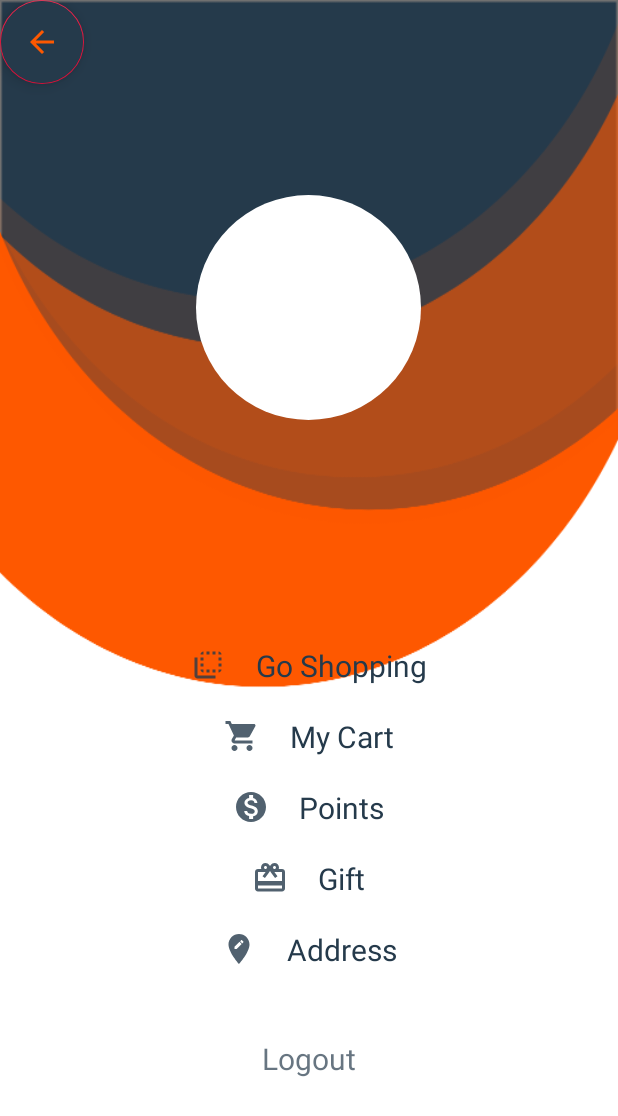
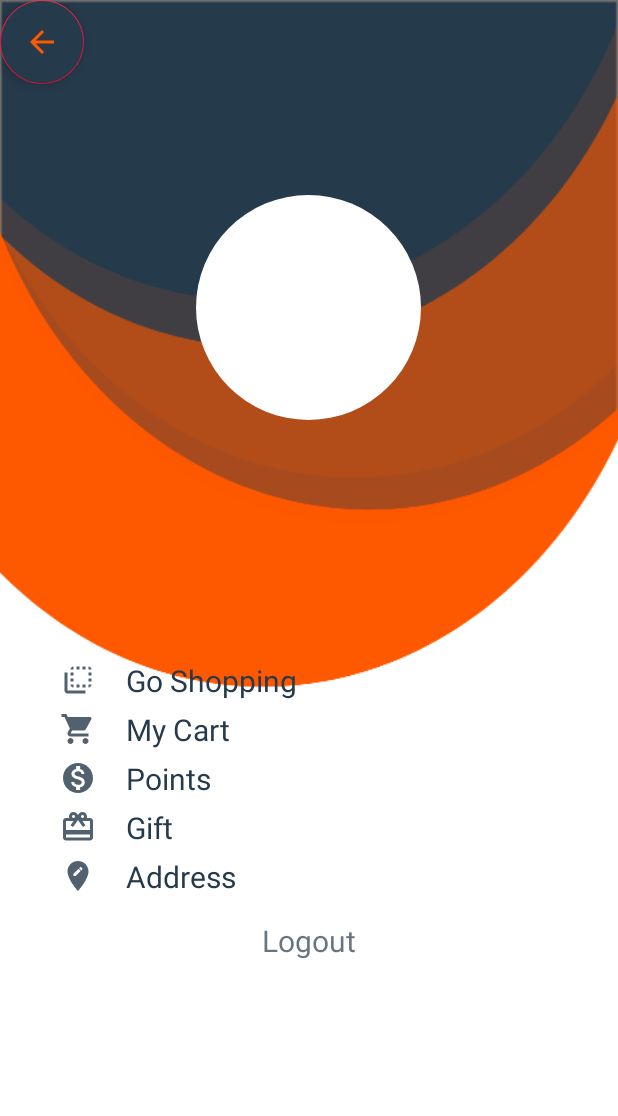
Before and after one commit to sridhar051/Nudle-Android, an Android app: the ProfilePageActivity screen opened directly, with no data from a screen before it, on a phone screen of 412 x 824 dp. Shown: the top 1116 px of the screen. Run offline under Robolectric (Android 15) with nearby library versions, the phone set to English and light mode, and no system bars; our stand-ins replace CircleImageView.

Commit message:
Modified layout

```diff
--- a/app/src/main/res/layout/activity_profile_page.xml
+++ b/app/src/main/res/layout/activity_profile_page.xml
@@ -4,160 +4,111 @@
     xmlns:tools="http://schemas.android.com/tools"
     android:layout_width="match_parent"
     android:layout_height="match_parent"
-    tools:context=".ProfilePageActivity"
     android:background="@drawable/background"
     android:orientation="vertical"
+    tools:context=".ProfilePageActivity"
 
     >
 
     <com.google.android.material.floatingactionbutton.FloatingActionButton
+        android:id="@+id/profile_back"
         android:layout_width="wrap_content"
         android:layout_height="wrap_content"
-        android:src="@drawable/back_profile"
         android:backgroundTint="#253a4b"
-        android:id="@+id/profile_back"
         android:outlineAmbientShadowColor="#000000"
-        android:outlineSpotShadowColor="#000000"/>
+        android:outlineSpotShadowColor="#000000"
+        android:src="@drawable/back_profile" />
 
-    <ScrollView
-        android:layout_width="fill_parent"
-        android:layout_height="fill_parent" >
-        <RelativeLayout
+
+    <de.hdodenhof.circleimageview.CircleImageView
+        android:id="@+id/user_profile_pic"
+        android:layout_width="150dp"
+        android:layout_height="150dp"
+        android:layout_alignParentTop="true"
+        android:layout_centerHorizontal="true"
+        android:layout_marginTop="130dp"
+        android:src="@color/default_user_icon_background" />
+
+    <LinearLayout
+        android:layout_width="match_parent"
+        android:layout_height="wrap_content"
+        android:layout_below="@+id/user_profile_pic"
+        android:layout_marginTop="140dp"
+        android:layout_marginLeft="20dp"
+        android:layout_marginRight="20dp"
+        android:padding="20dp"
+        android:layout_alignParentEnd="true"
+        android:layout_alignParentStart="true"
+        android:orientation="vertical">
+
+        <TextView
+            android:id="@+id/profile_shopping"
             android:layout_width="match_parent"
             android:layout_height="wrap_content"
-            android:scrollbars="vertical"
-            android:verticalScrollbarPosition="right">
+            android:layout_marginBottom="5dp"
+            android:drawableStart="@drawable/back_shopping"
+            android:drawablePadding="20dp"
+            android:text="Go Shopping"
+            android:textColor="#253a4b"
+            android:textSize="20dp" />
 
-            <de.hdodenhof.circleimageview.CircleImageView
-                android:layout_width="150dp"
-                android:layout_height="150dp"
-                android:src="@color/default_user_icon_background"
-                android:layout_centerHorizontal="true"
-                android:layout_alignParentTop="true"
-                android:layout_marginTop="130dp"
-                android:id="@+id/user_profile_pic"
-                />
+        <TextView
+            android:id="@+id/profile_cart"
+            android:layout_width="match_parent"
+            android:layout_height="wrap_content"
+            android:layout_marginBottom="5dp"
+            android:drawableStart="@drawable/cart"
+            android:drawablePadding="20dp"
+            android:text="My Cart"
+            android:textColor="#253a4b"
+            android:textSize="20dp" />
 
 
-            <RelativeLayout
-                android:layout_width="match_parent"
-                android:layout_height="wrap_content"
-                android:id="@+id/op1"
-                android:layout_marginTop="150dp"
-                android:layout_below="@+id/user_profile_pic">
+        <TextView
+            android:id="@+id/profile_points"
+            android:layout_width="match_parent"
+            android:layout_height="wrap_content"
+            android:layout_marginBottom="5dp"
+            android:drawableStart="@drawable/points"
+            android:drawablePadding="20dp"
+            android:text="Points"
+            android:textColor="#253a4b"
+            android:textSize="20dp" />
 
-                <TextView
-                    android:layout_width="wrap_content"
-                    android:layout_height="wrap_content"
-                    android:text="Go Shopping"
-                    android:textColor="#253a4b"
-                    android:textSize="20dp"
-                    android:id="@+id/profile_shopping"
-                    android:layout_centerHorizontal="true"
-                    android:drawableLeft="@drawable/back_shopping"
-                    android:drawablePadding="20dp"/>
+        <TextView
+            android:id="@+id/profile_gifts"
+            android:layout_width="match_parent"
+            android:layout_height="wrap_content"
+            android:layout_marginBottom="5dp"
+            android:drawableStart="@drawable/gitfs"
+            android:drawablePadding="20dp"
+            android:text="Gift"
+            android:textColor="#253a4b"
+            android:textSize="20dp" />
 
-            </RelativeLayout>
-            <RelativeLayout
-                android:layout_width="match_parent"
-                android:layout_height="wrap_content"
-                android:layout_below="@+id/op1"
-                android:id="@+id/op2"
-                android:layout_marginTop="20dp">
+        <TextView
+            android:id="@+id/profile_address"
+            android:layout_width="match_parent"
+            android:layout_height="wrap_content"
+            android:layout_marginBottom="15dp"
+            android:drawableStart="@drawable/location"
+            android:drawablePadding="20dp"
+            android:text="Address"
+            android:textColor="#253a4b"
+            android:textSize="20dp" />
 
-                <TextView
-                    android:layout_width="wrap_content"
-                    android:layout_height="wrap_content"
-                    android:text="My Cart"
-                    android:textColor="#253a4b"
-                    android:textSize="20dp"
-                    android:id="@+id/profile_cart"
-                    android:layout_centerHorizontal="true"
-                    android:drawableLeft="@drawable/cart"
-                    android:drawablePadding="20dp"
-                    />
-
-            </RelativeLayout>
-            <RelativeLayout
-                android:layout_width="match_parent"
-                android:layout_height="wrap_content"
-                android:layout_below="@+id/op2"
-                android:id="@+id/op3"
-                android:layout_marginTop="20dp">
-
-                <TextView
-                    android:layout_width="wrap_content"
-                    android:layout_height="wrap_content"
-                    android:text="Points"
-                    android:textColor="#253a4b"
-                    android:textSize="20dp"
-                    android:id="@+id/profile_points"
-                    android:layout_centerHorizontal="true"
-                    android:drawableLeft="@drawable/points"
-                    android:drawablePadding="20dp"
-                    />
-            </RelativeLayout>
-            <RelativeLayout
-                android:layout_width="match_parent"
-                android:layout_height="wrap_content"
-                android:layout_below="@+id/op3"
-                android:id="@+id/op4"
-                android:layout_marginTop="20dp">
-
-                <TextView
-                    android:layout_width="wrap_content"
-                    android:layout_height="wrap_content"
-                    android:text="Gift"
-                    android:textColor="#253a4b"
-                    android:textSize="20dp"
-                    android:id="@+id/profile_gifts"
-                    android:layout_centerHorizontal="true"
-                    android:drawableLeft="@drawable/gitfs"
-                    android:drawablePadding="20dp"
-                    />
-            </RelativeLayout>
-            <RelativeLayout
-                android:layout_width="match_parent"
-                android:layout_height="wrap_content"
-                android:layout_below="@+id/op4"
-                android:id="@+id/op5"
-                android:layout_marginTop="20dp">
-
-                <TextView
-                    android:layout_width="wrap_content"
-                    android:layout_height="wrap_content"
-                    android:text="Address"
-                    android:textColor="#253a4b"
-                    android:textSize="20dp"
-                    android:id="@+id/profile_address"
-                    android:layout_centerHorizontal="true"
-                    android:drawableLeft="@drawable/location"
-                    android:drawablePadding="20dp"
-                    />
-            </RelativeLayout>
-            <RelativeLayout
-                android:layout_width="match_parent"
-                android:layout_height="wrap_content"
-                android:layout_below="@+id/op5"
-                android:id="@+id/op6"
-                android:layout_marginTop="25dp"
-                android:layout_alignParentBottom="true"
-                android:layout_marginBottom="20dp">
-
-                <TextView
-                    android:layout_width="wrap_content"
-                    android:layout_height="wrap_content"
-                    android:text="Logout"
-                    android:alpha="0.7"
-                    android:textColor="#253a4b"
-                    android:textSize="20dp"
-                    android:id="@+id/profile_logout"
-                    android:layout_centerHorizontal="true"
-                    android:drawablePadding="20dp"
-                    />
-            </RelativeLayout>
-        </RelativeLayout>
-    </ScrollView>
+        <TextView
+            android:id="@+id/profile_logout"
+            android:layout_width="match_parent"
+            android:layout_height="wrap_content"
+            android:alpha="0.7"
+            android:drawablePadding="20dp"
+            android:gravity="center"
+            android:text="Logout"
+            android:textColor="#253a4b"
+            android:textSize="20dp" />
 
 
+    </LinearLayout>
+
 </RelativeLayout>
```
